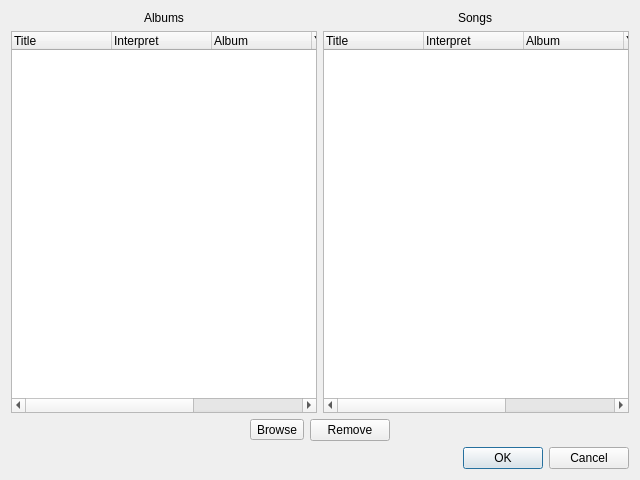
Above: dialogeditlibrary.ui from CermakM/MediaPlayer before the change. Below: the same form after it.
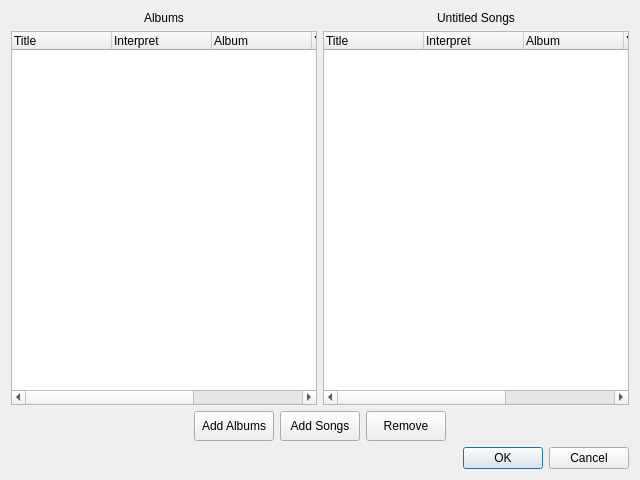
That is the form after the change.

Diff of the .ui file:
```diff
--- a/dialogeditlibrary.ui
+++ b/dialogeditlibrary.ui
@@ -63,7 +63,7 @@
          <item alignment="Qt::AlignHCenter">
           <widget class="QLabel" name="SongsLabel">
            <property name="text">
-            <string>Songs</string>
+            <string>Untitled Songs</string>
            </property>
           </widget>
          </item>
@@ -116,20 +116,45 @@
         </spacer>
        </item>
        <item>
-        <widget class="QToolButton" name="AddButton">
+        <widget class="QPushButton" name="AddAlbumsButton">
+         <property name="minimumSize">
+          <size>
+           <width>80</width>
+           <height>30</height>
+          </size>
+         </property>
+         <property name="text">
+          <string>Add Albums</string>
+         </property>
+        </widget>
+       </item>
+       <item>
+        <widget class="QToolButton" name="AddSongsButton">
          <property name="sizePolicy">
           <sizepolicy hsizetype="Minimum" vsizetype="Fixed">
            <horstretch>0</horstretch>
            <verstretch>0</verstretch>
           </sizepolicy>
          </property>
+         <property name="minimumSize">
+          <size>
+           <width>80</width>
+           <height>30</height>
+          </size>
+         </property>
          <property name="text">
-          <string>Browse</string>
+          <string>Add Songs</string>
          </property>
         </widget>
        </item>
        <item>
         <widget class="QPushButton" name="RemoveButton">
+         <property name="minimumSize">
+          <size>
+           <width>80</width>
+           <height>30</height>
+          </size>
+         </property>
          <property name="text">
           <string>Remove</string>
          </property>
```
